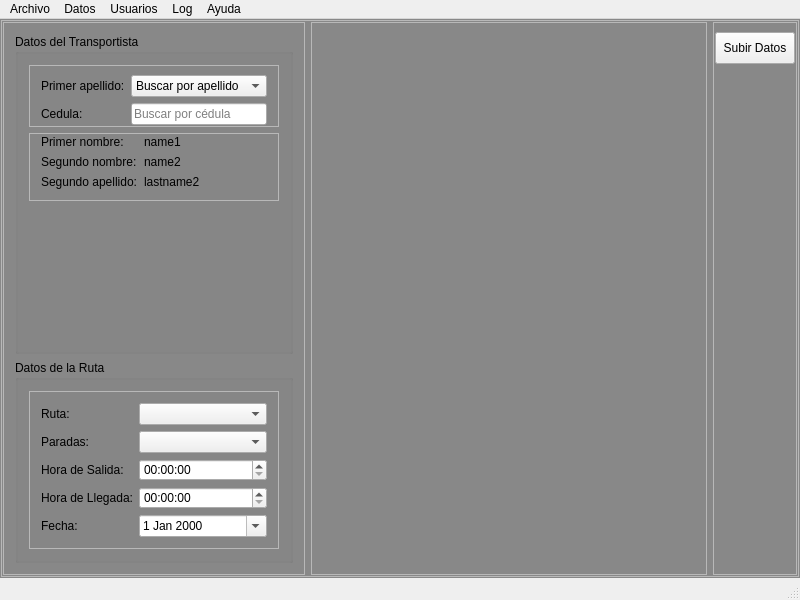
Above: transporte_ucv_harvester/mainwindow.ui from BlastDV/compusciens-ucv-transporte-harvester before the change. Below: the same form after it.
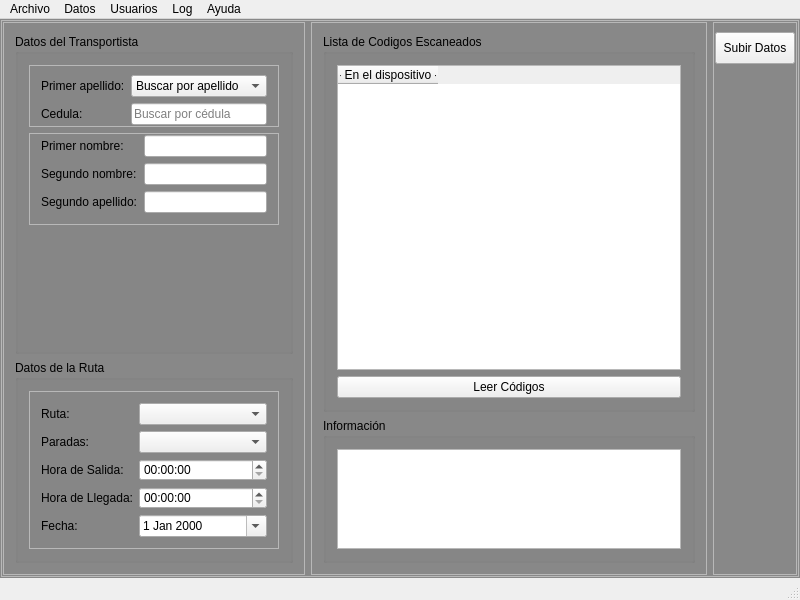
That is the form after the change. Icons and pictures are not drawn.

Commit message:
Añadidas multiples funcionalidades visuales y logicas en la ventana principal.
YA SE PUEDEN LEER LSO CODIGOS ALMACENADOS EN EL DISPOSITIVO. LA CLASE Csp32Bridge FUNCIONA!!!
(ver imagenes del desarrollo en el drive)

The edit to the form file:
```diff
--- a/transporte_ucv_harvester/mainwindow.ui
+++ b/transporte_ucv_harvester/mainwindow.ui
@@ -72,6 +72,12 @@
            <verstretch>0</verstretch>
           </sizepolicy>
          </property>
+         <property name="maximumSize">
+          <size>
+           <width>16777215</width>
+           <height>16777215</height>
+          </size>
+         </property>
          <property name="frameShape">
           <enum>QFrame::StyledPanel</enum>
          </property>
@@ -81,6 +87,12 @@
          <layout class="QVBoxLayout" name="verticalLayout_2">
           <item>
            <widget class="QGroupBox" name="DriverFrame">
+            <property name="maximumSize">
+             <size>
+              <width>16777215</width>
+              <height>16777215</height>
+             </size>
+            </property>
             <property name="title">
              <string>Datos del Transportista</string>
             </property>
@@ -170,13 +182,6 @@
                   </property>
                  </widget>
                 </item>
-                <item row="0" column="1">
-                 <widget class="QLabel" name="name1Text">
-                  <property name="text">
-                   <string>name1</string>
-                  </property>
-                 </widget>
-                </item>
                 <item row="1" column="0">
                  <widget class="QLabel" name="name2Label">
                   <property name="text">
@@ -184,13 +189,6 @@
                   </property>
                  </widget>
                 </item>
-                <item row="1" column="1">
-                 <widget class="QLabel" name="name2Text">
-                  <property name="text">
-                   <string>name2</string>
-                  </property>
-                 </widget>
-                </item>
                 <item row="2" column="0">
                  <widget class="QLabel" name="lastname2Label">
                   <property name="text">
@@ -198,10 +196,24 @@
                   </property>
                  </widget>
                 </item>
+                <item row="0" column="1">
+                 <widget class="QLineEdit" name="Nombre1Input">
+                  <property name="readOnly">
+                   <bool>true</bool>
+                  </property>
+                 </widget>
+                </item>
+                <item row="1" column="1">
+                 <widget class="QLineEdit" name="Nombre2Input">
+                  <property name="readOnly">
+                   <bool>true</bool>
+                  </property>
+                 </widget>
+                </item>
                 <item row="2" column="1">
-                 <widget class="QLabel" name="lastname2Text">
-                  <property name="text">
-                   <string>lastname2</string>
+                 <widget class="QLineEdit" name="Apellido2Input">
+                  <property name="readOnly">
+                   <bool>true</bool>
                   </property>
                  </widget>
                 </item>
@@ -314,7 +326,73 @@
          <property name="frameShadow">
           <enum>QFrame::Raised</enum>
          </property>
-         <layout class="QVBoxLayout" name="verticalLayout_3"/>
+         <layout class="QVBoxLayout" name="verticalLayout_3">
+          <item>
+           <widget class="QGroupBox" name="CodesFrame">
+            <property name="title">
+             <string>Lista de Codigos Escaneados</string>
+            </property>
+            <layout class="QVBoxLayout" name="verticalLayout_7">
+             <item>
+              <widget class="QTableWidget" name="CodesTable">
+               <property name="frameShape">
+                <enum>QFrame::StyledPanel</enum>
+               </property>
+               <property name="frameShadow">
+                <enum>QFrame::Plain</enum>
+               </property>
+               <column>
+                <property name="text">
+                 <string>- En el dispositivo -</string>
+                </property>
+               </column>
+              </widget>
+             </item>
+             <item>
+              <widget class="QPushButton" name="ReadCodesButton">
+               <property name="text">
+                <string>Leer Códigos</string>
+               </property>
+              </widget>
+             </item>
+            </layout>
+           </widget>
+          </item>
+          <item>
+           <widget class="QGroupBox" name="InfoFrame">
+            <property name="sizePolicy">
+             <sizepolicy hsizetype="Preferred" vsizetype="Fixed">
+              <horstretch>0</horstretch>
+              <verstretch>0</verstretch>
+             </sizepolicy>
+            </property>
+            <property name="title">
+             <string>Información</string>
+            </property>
+            <layout class="QVBoxLayout" name="verticalLayout_8">
+             <item>
+              <widget class="QPlainTextEdit" name="InfoText">
+               <property name="minimumSize">
+                <size>
+                 <width>0</width>
+                 <height>100</height>
+                </size>
+               </property>
+               <property name="maximumSize">
+                <size>
+                 <width>16777215</width>
+                 <height>100</height>
+                </size>
+               </property>
+               <property name="frameShadow">
+                <enum>QFrame::Sunken</enum>
+               </property>
+              </widget>
+             </item>
+            </layout>
+           </widget>
+          </item>
+         </layout>
         </widget>
        </item>
        <item>
```
Left out of the diff: 12 changed lines with no effect on the pictures. The commit also changes 4 other files.
